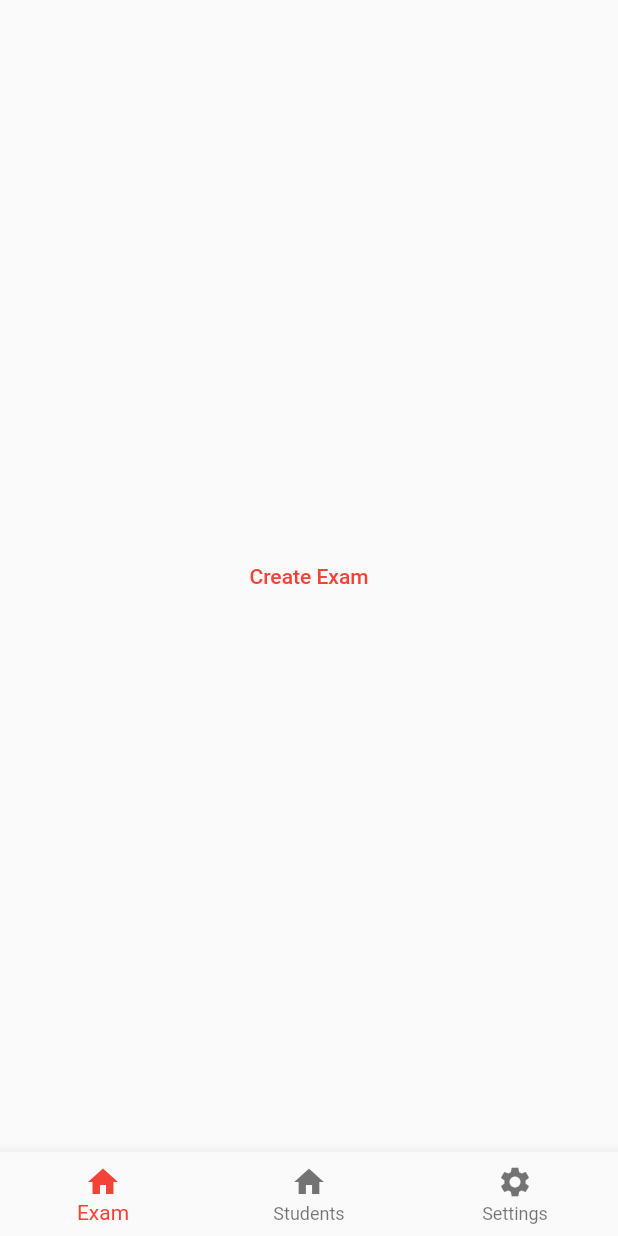
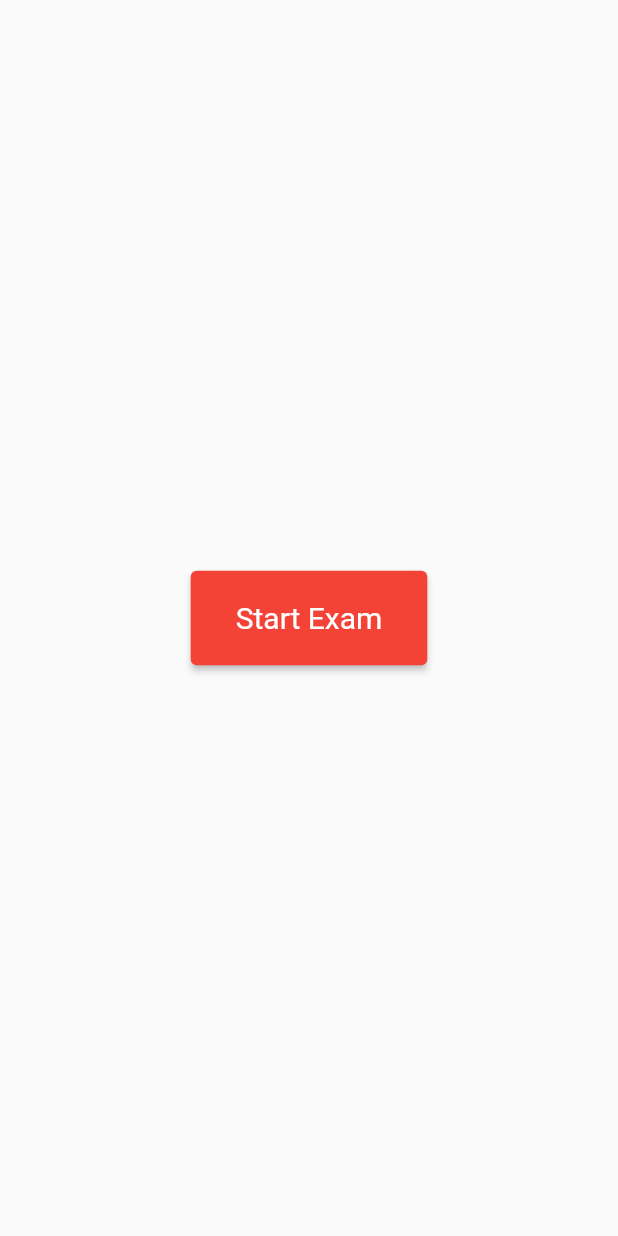
Before and after one commit to jeltevandyck/groep11_intro_mobile_project, a Flutter app: the screen it shows after launch, on a phone screen of 412 x 824 dp. Run offline on Flutter 3.47's test engine with Material 2 defaults, Android fonts, the phone set to English and light mode, and no system bars; our stand-ins replace cloud_firestore, firebase_auth, firebase_core, fluttertoast; accounts and stored records are empty.

Commit message:
Klein update

```diff
--- a/lib/main.dart
+++ b/lib/main.dart
@@ -1,6 +1,8 @@
 import 'package:firebase_core/firebase_core.dart';
 import 'package:flutter/material.dart';
 import 'package:groep11_intro_mobile_project/pages/admin-dashboard/create_exam_page.dart';
+import 'package:groep11_intro_mobile_project/pages/admin_login_page.dart';
+import 'package:groep11_intro_mobile_project/pages/student-dashboard/start_exam_page.dart';
 
 import 'pages/student_login_page.dart';
 
@@ -27,7 +29,7 @@ class MyApp extends StatelessWidget {
       debugShowCheckedModeBanner: false,
       title: 'Login page',
       theme: ThemeData(primarySwatch: Colors.red),
-      home: const CreateExamPage(),
+      home: const StartExamPage(),
     );
   }
 }
--- /dev/null
+++ b/lib/pages/student-dashboard/start_exam_page.dart
@@ -0,0 +1,36 @@
+import 'package:flutter/material.dart';
+import 'package:groep11_intro_mobile_project/pages/student-dashboard/vragen_exam_page.dart';
+
+class StartExamPage extends StatefulWidget {
+  const StartExamPage({Key? key}) : super(key: key);
+
+  @override
+  State<StartExamPage> createState() => _StartExamPageState();
+}
+
+class _StartExamPageState extends State<StartExamPage> {
+  @override
+  Widget build(BuildContext context) {
+    return Scaffold(body: startExam());
+  }
+
+  Widget startExam() {
+    return Center(
+      child: ElevatedButton(
+        onPressed: () {
+          Navigator.push(
+            context,
+            MaterialPageRoute(builder: (context) => const VragenExamPage()),
+          );
+        },
+        child: const Text('Start Exam'),
+        style: OutlinedButton.styleFrom(
+          primary: Colors.white,
+          padding: const EdgeInsets.symmetric(horizontal: 30, vertical: 20),
+          textStyle: const TextStyle(fontSize: 20),
+          backgroundColor: Colors.red,
+        ),
+      ),
+    );
+  }
+}
```
Also changed, not shown: lib/pages/student-dashboard/vragen_exam_page.dart (added, +27 -0 lines).
